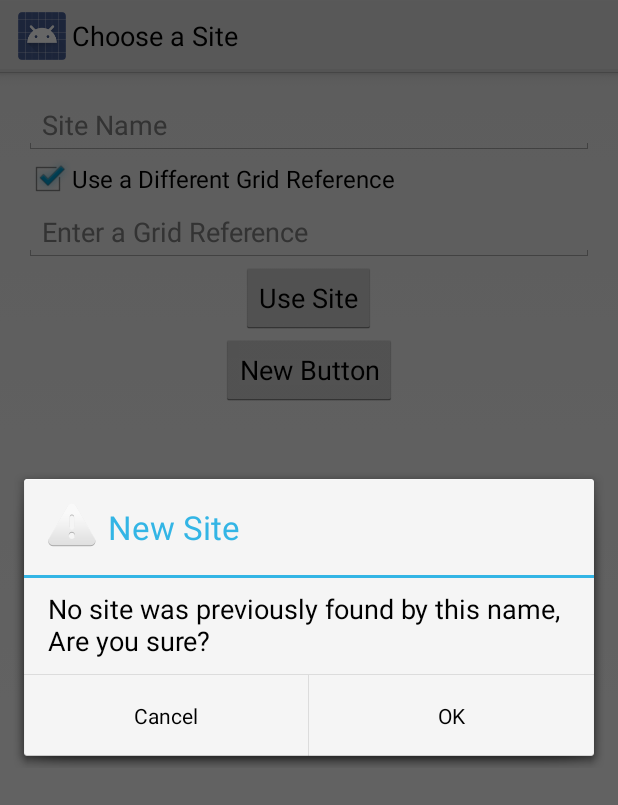
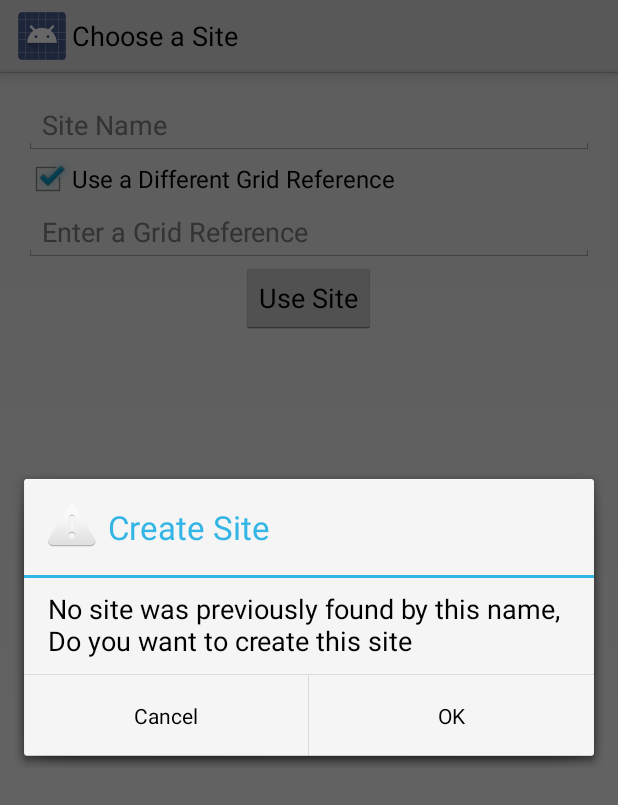
Before and after one commit to njdart/botanyAppRepo, an Android app: the SiteChooser screen opened directly, with no data from a screen before it, after a tap on "Use Site", on a phone screen of 412 x 824 dp. Shown: the top 805 px of the screen. Run offline under Robolectric (Android 15) with nearby library versions, the phone set to English and light mode, and no system bars; 2 other taps on this screen came first.

```diff
--- a/src/android/bottanyApp/app/src/main/java/uk/ac/aber/cs221/group2/SiteChooser.java
+++ b/src/android/bottanyApp/app/src/main/java/uk/ac/aber/cs221/group2/SiteChooser.java
@@ -19,7 +19,9 @@ import android.widget.TextView;
 import android.widget.Toast;
 
 import java.util.ArrayList;
+import java.util.List;
 
+import uk.ac.aber.cs221.group2.dataClasses.Visit;
 import uk.ac.aber.cs221.group2.utils.SiteDataSource;
 
 
@@ -27,13 +29,20 @@ public class SiteChooser extends Activity {
 
     private LocationManager locationManager = null;
     boolean useCustomGridRef = false;
+    public static List<String> autoCompleteEntries;
+    SiteDataSource siteDataSource;
 
     @Override
     protected void onCreate(Bundle savedInstanceState) {
         super.onCreate(savedInstanceState);
         setContentView(R.layout.activity_site_chooser);
         locationManager = (LocationManager)getSystemService(LOCATION_SERVICE);
-        //Toast.makeText(getApplicationContext(), "Hello World! I'm Toast!", Toast.LENGTH_LONG).show();
+
+        siteDataSource = new SiteDataSource(this);
+
+        siteDataSource.open();
+
+        autoCompleteEntries = siteDataSource.findAll();
 
         ArrayAdapter<String> adapter = new ArrayAdapter<String>(this,
                 android.R.layout.simple_dropdown_item_1line, autoCompleteEntries);
@@ -48,17 +57,6 @@ public class SiteChooser extends Activity {
 
         locationManager.requestLocationUpdates(LocationManager.GPS_PROVIDER, 3600000, 1000, onLocationChange);
     }
-
-    public static ArrayList<String> autoCompleteEntries = new ArrayList<String>() {{
-        add("Foo");
-        add("Bar");
-        add("FooBar");
-        add("BarFoo");
-        add("Faz");
-        add("Baz");
-    }};
-
-
 
     @Override
     public boolean onCreateOptionsMenu(Menu menu) {
@@ -82,10 +80,9 @@ public class SiteChooser extends Activity {
         return super.onOptionsItemSelected(item);
     }
 
-    public void onButtonClick(View view){
-        SiteDataSource source = new SiteDataSource(this);
+//        SiteDataSource source = new SiteDataSource(this);
 
-        source.open();
+//        source.open();
 
         //source.create(((AutoCompleteTextView)findViewById(R.id.siteNameAutoComplete)).getText().toString());
         //List<String> list = source.findAll();
@@ -93,35 +90,41 @@ public class SiteChooser extends Activity {
         //System.out.println(list.toString());
         //System.out.println(list.get(0));
         //TODO redo database reading/writing
+
+    public void onUseSiteClick(View view){
+        final String siteName = ((AutoCompleteTextView)findViewById(R.id.siteNameAutoComplete))
+                .getText().toString();
+        String siteNameLower = siteName.toLowerCase();
+
+        //check if the site is already in the list
+        for(String s : autoCompleteEntries){
+            if(s.toLowerCase().equals(siteNameLower)){
+                goToSpeciesAdderActivity();
+                return;
+            }
+        }
+
+        //if we get to here, it isn't in the list, alert the user and if
+        //it's a genuine new site, add it
+        new AlertDialog.Builder(this)
+                .setTitle("Create Site")
+                .setMessage("No site was previously found by this name, Do you want to create this site")
+                .setIcon(android.R.drawable.ic_dialog_alert)
+                .setPositiveButton(android.R.string.yes, new DialogInterface.OnClickListener() {
+                    public void onClick(DialogInterface dialog, int whichButton) {
+                        siteDataSource.create(new Visit(siteName, "FOOBAR"));
+
+                        //TODO site ref is NOT "foobar", but fuck it...
+
+                        goToSpeciesAdderActivity();
+                    }
+                })
+                .setNegativeButton(android.R.string.no, null).show();
     }
 
-    public void onUseSiteClick(View view){
-        String compareTo = ((AutoCompleteTextView)findViewById(R.id.siteNameAutoComplete))
-                .getText().toString();
-        if(!autoCompleteEntries.contains(compareTo)) {
-            autoCompleteEntries.add(compareTo);
-            System.out.println("Adding entry " + compareTo);
-            ArrayAdapter<String> adapter = new ArrayAdapter<String>(this,
-                    android.R.layout.simple_dropdown_item_1line, autoCompleteEntries);
-            AutoCompleteTextView textView = (AutoCompleteTextView)
-                    findViewById(R.id.siteNameAutoComplete);
-            textView.setAdapter(adapter);
-
-            new AlertDialog.Builder(this)
-                    .setTitle("New Site")
-                    .setMessage("No site was previously found by this name, Are you sure?")
-                    .setIcon(android.R.drawable.ic_dialog_alert)
-                    .setPositiveButton(android.R.string.yes, new DialogInterface.OnClickListener() {
-
-                        public void onClick(DialogInterface dialog, int whichButton) {
-                            Intent i = new Intent(SiteChooser.this, SpeciesAdder.class);
-                            startActivity(i);
-                        }})
-                    .setNegativeButton(android.R.string.no, null).show();
-        } else {
-            Intent i = new Intent(SiteChooser.this, SpeciesAdder.class);
-            startActivity(i);
-        }
+    private void goToSpeciesAdderActivity() {
+        Intent i = new Intent(this, SpeciesAdder.class);
+        startActivity(i);
     }
 
     public void onClickUseCustomGridRef(View view){
@@ -139,7 +142,7 @@ public class SiteChooser extends Activity {
             //Toast.makeText(SiteChooser.this, "LAT: " + location.getLatitude() + " LNG: " + location.getLongitude(), Toast.LENGTH_LONG).show();
             TextView gridRef = (TextView)findViewById(R.id.customGridReferenceEditText);
             if(!useCustomGridRef) {
-                gridRef.setText(location.getLatitude() + " " + location.getLongitude());
+                gridRef.setText(location.getLatitude() + "\n" + location.getLongitude());
             }
         }
 
--- a/src/android/bottanyApp/app/src/main/java/uk/ac/aber/cs221/group2/utils/DatabaseUtils.java
+++ b/src/android/bottanyApp/app/src/main/java/uk/ac/aber/cs221/group2/utils/DatabaseUtils.java
@@ -22,7 +22,7 @@ public class DatabaseUtils extends SQLiteOpenHelper {
 
 
     private static final String TABLE_CREATE = "CREATE TABLE " + TABLE_ONE + " (" +
-            COLUMN_ID + " INTEGER PRIMARY KEY AUTOINCFREMENT, " +
+            COLUMN_ID + " INTEGER PRIMARY KEY AUTOINCREMENT, " +
             COLUMN_VISIT_NAME + " TEXT, " +
             COLUMN_DATE + " DOUBLE, "+
             COLUMN_OS + " TEXT )";
--- a/src/android/bottanyApp/app/src/main/java/uk/ac/aber/cs221/group2/utils/SiteDataSource.java
+++ b/src/android/bottanyApp/app/src/main/java/uk/ac/aber/cs221/group2/utils/SiteDataSource.java
@@ -66,7 +66,7 @@ public class SiteDataSource {
 
     public Visit FindByName(String s){
         //work on this
-
+        return null;
     }
 
 }
--- a/src/android/bottanyApp/app/src/main/res/layout/activity_site_chooser.xml
+++ b/src/android/bottanyApp/app/src/main/res/layout/activity_site_chooser.xml
@@ -53,13 +53,6 @@
             android:layout_gravity="center_horizontal"
             android:onClick="onUseSiteClick" />
 
-        <Button
-            android:layout_width="wrap_content"
-            android:layout_height="wrap_content"
-            android:text="New Button"
-            android:id="@+id/button"
-            android:onClick="onButtonClick"
-            android:layout_gravity="center_horizontal" />
     </LinearLayout>
 
 </RelativeLayout>
```
Also changed, not shown: src/android/bottanyApp/app/src/main/AndroidManifest.xml (+4 -4 lines), src/android/bottanyApp/app/src/main/java/uk/ac/aber/cs221/group2/LaunchActivity.java (+75 -0 lines), src/android/bottanyApp/app/src/main/java/uk/ac/aber/cs221/group2/dataClasses/Visit.java (+10 -3 lines).
